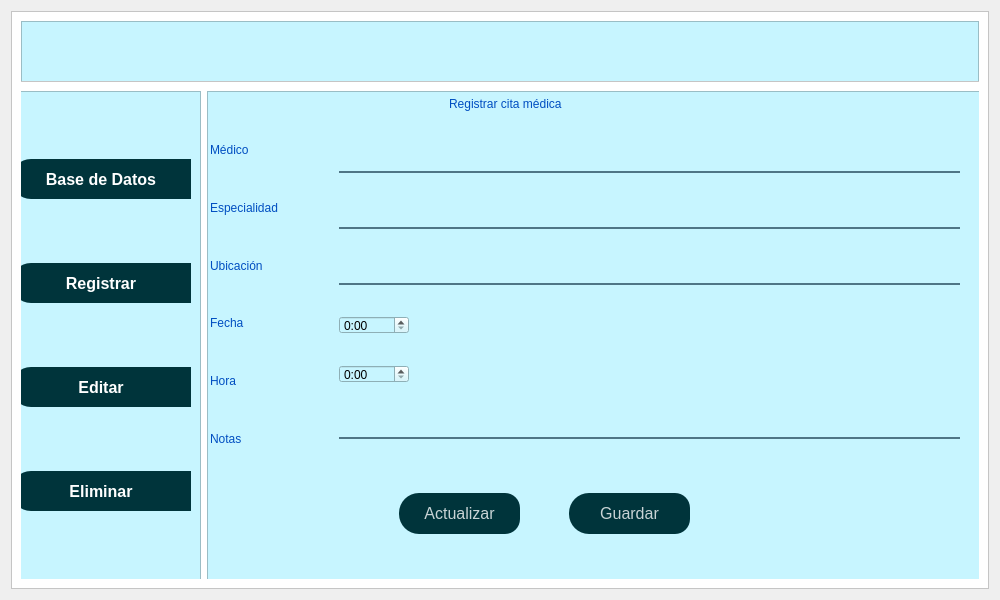
Qt form ui/cita_medica.ui (daburneo1/addi) before a commit.
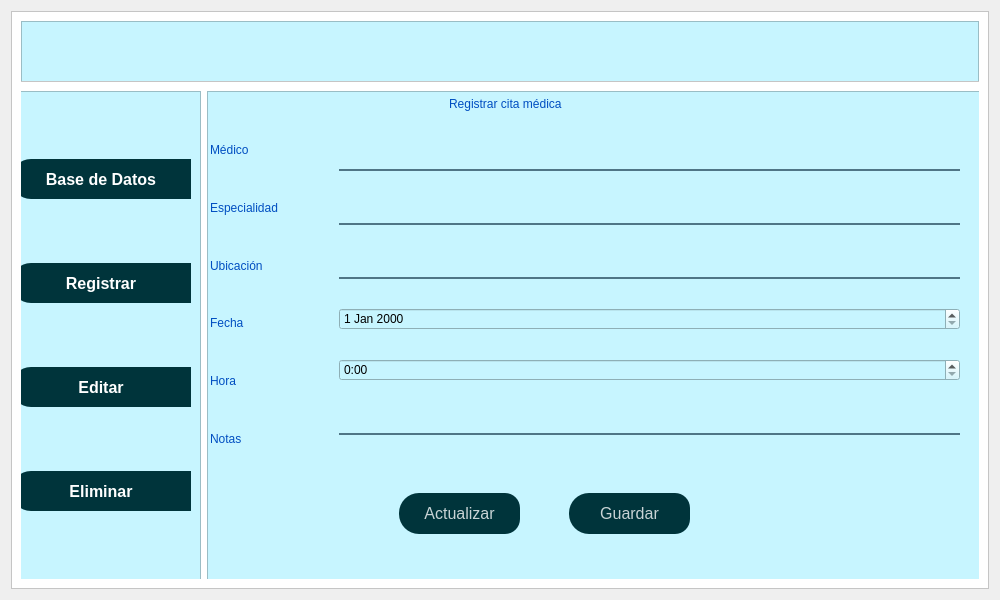
The same form after that commit. Icons and pictures are not drawn.

Commit message: add_citas_medicas_interface

The edit to the form file:
```diff
--- a/ui/cita_medica.ui
+++ b/ui/cita_medica.ui
@@ -535,7 +535,7 @@
                   <rect>
                    <x>240</x>
                    <y>0</y>
-                   <width>181</width>
+                   <width>201</width>
                    <height>21</height>
                   </rect>
                  </property>
@@ -623,12 +623,12 @@
                   <string>Guardar</string>
                  </property>
                 </widget>
-                <widget class="QWidget" name="">
+                <widget class="QWidget" name="layoutWidget">
                  <property name="geometry">
                   <rect>
                    <x>1</x>
                    <y>31</y>
-                   <width>111</width>
+                   <width>116</width>
                    <height>341</height>
                   </rect>
                  </property>
@@ -677,7 +677,7 @@
                   </item>
                  </layout>
                 </widget>
-                <widget class="QWidget" name="">
+                <widget class="QWidget" name="layoutWidget">
                  <property name="geometry">
                   <rect>
                    <x>130</x>
@@ -721,31 +721,16 @@
                    </widget>
                   </item>
                   <item>
-                   <widget class="QTimeEdit" name="timeEdit_1">
-                    <property name="maximumSize">
-                     <size>
-                      <width>70</width>
-                      <height>18</height>
-                     </size>
-                    </property>
-                    <property name="currentSection">
-                     <enum>QDateTimeEdit::HourSection</enum>
-                    </property>
-                    <property name="displayFormat">
-                     <string>h:mm</string>
-                    </property>
-                    <property name="calendarPopup">
-                     <bool>false</bool>
-                    </property>
-                   </widget>
+                   <widget class="QDateEdit" name="dateEdit"/>
                   </item>
                   <item>
-                   <widget class="QTimeEdit" name="timeEdit_2">
-                    <property name="maximumSize">
-                     <size>
-                      <width>70</width>
-                      <height>18</height>
-                     </size>
+                   <widget class="QTimeEdit" name="timeEdit">
+                    <property name="minimumTime">
+                     <time>
+                      <hour>0</hour>
+                      <minute>0</minute>
+                      <second>0</second>
+                     </time>
                     </property>
                     <property name="currentSection">
                      <enum>QDateTimeEdit::HourSection</enum>
@@ -753,9 +738,6 @@
                     <property name="displayFormat">
                      <string>h:mm</string>
                     </property>
-                    <property name="calendarPopup">
-                     <bool>false</bool>
-                    </property>
                    </widget>
                   </item>
                   <item>
```
Left out of the diff: 28 changed lines with no effect on the pictures. The commit also changes 27 other files.
